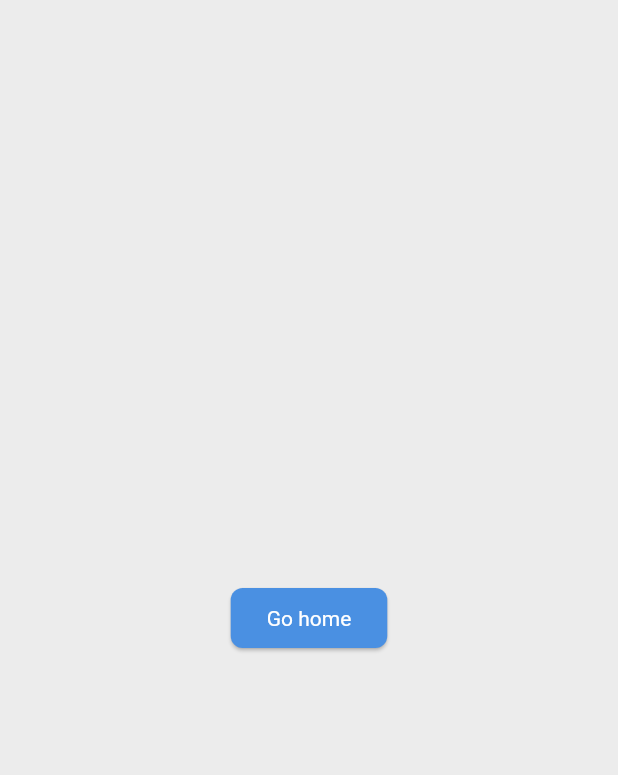
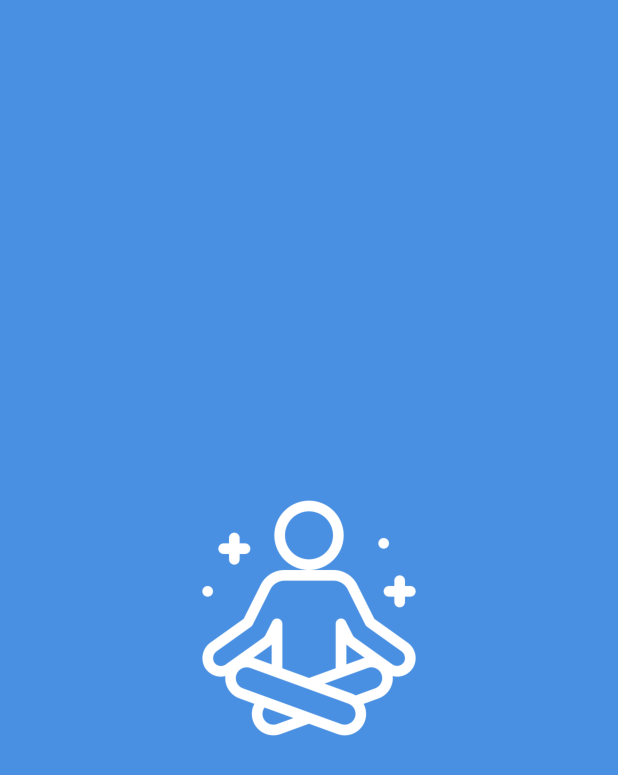
Before and after one commit to DavidGomes7/medistation, a Flutter app: the SplashTemplate screen opened directly, on a phone screen of 412 x 824 dp. Shown: the top 775 px of the screen. Run offline on Flutter 3.47's test engine with Material 3 defaults, Android fonts, the phone set to English and light mode, and no system bars; our stand-ins replace bloc, circular_countdown_timer, equatable, flutter_bloc, get_it, go_router and 1 more.

Commit message:
Alterações na Splash

```diff
--- a/lib/modules/splash/components/splash_template.dart
+++ b/lib/modules/splash/components/splash_template.dart
@@ -1,21 +1,37 @@
 import 'package:flutter/material.dart';
 
-import '../../../components/components.dart';
 import '../../../routes/routes.dart';
+import '../../../theme/theme.dart';
 import '../controller/controller.dart';
 
-class SplashTemplate extends StatelessWidget {
+class SplashTemplate extends StatefulWidget {
   const SplashTemplate({super.key, required this.controller});
 
   final SplashCubit controller;
 
   @override
+  State<SplashTemplate> createState() => _SplashTemplateState();
+}
+
+class _SplashTemplateState extends State<SplashTemplate> {
+  @override
+  void initState() {
+    Future.delayed(
+      const Duration(seconds: 2),
+      MediNavigator.home,
+    );
+    super.initState();
+  }
+
+  @override
   Widget build(BuildContext context) {
     return Scaffold(
+      backgroundColor: MediColors.primary,
       body: Center(
-        child: MediButton.primary(
-          label: 'Go home',
-          onPressed: MediNavigator.home,
+        child: Image.asset(
+          'assets/icons/icon.png',
+          scale: 6,
+          color: MediColors.textSecondary,
         ),
       ),
     );
--- a/pubspec.yaml
+++ b/pubspec.yaml
@@ -28,3 +28,4 @@ flutter:
   uses-material-design: true
   assets:
     - assets/images/
+    - assets/icons/
```
Also changed, not shown: assets/icons/icon.png (added).
